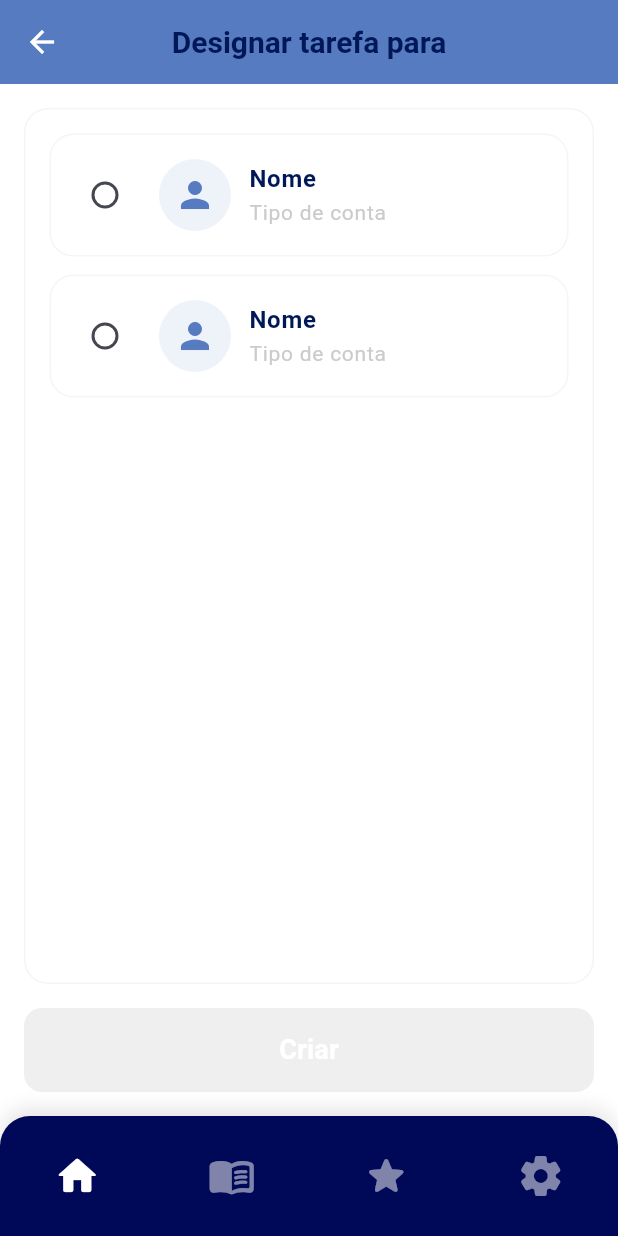
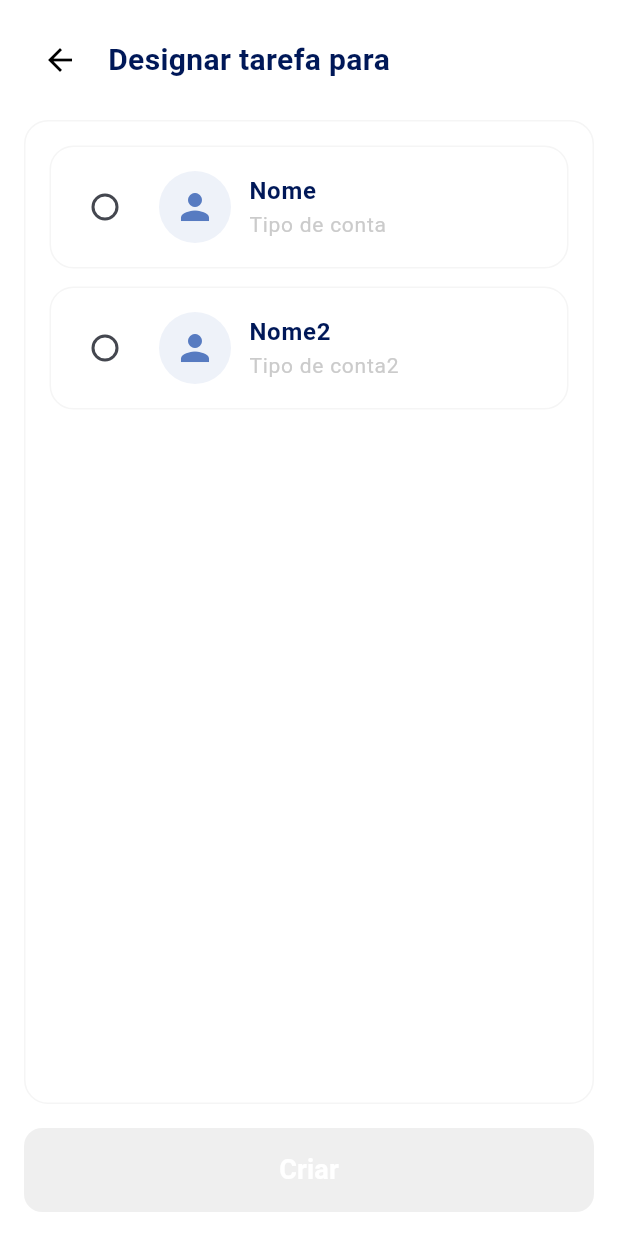
Before and after one commit to vikkev/flutter_jornada_kids, a Flutter app: the TaskAssignmentScreen screen opened directly, on a phone screen of 412 x 824 dp. Run offline on Flutter 3.47's test engine with Material 3 defaults, Android fonts, the phone set to English and light mode, and no system bars.

Commit message:
CREATE: Task description

```diff
--- /dev/null
+++ b/lib/app/services/api_config.dart
@@ -0,0 +1,3 @@
+class ApiConfig {
+  static const String baseUrl = 'https://localhost:3000';
+}
--- a/lib/app/ui/pages/task_assigment/task_assigment.dart
+++ /dev/null
@@ -1,193 +0,0 @@
-import 'package:flutter/material.dart';
-import 'package:flutter_jornadakids/app/ui/utils/constants.dart';
-
-class TaskAssignmentScreen extends StatefulWidget {
-  const TaskAssignmentScreen({super.key});
-
-  @override
-  State<TaskAssignmentScreen> createState() => _TaskAssignmentScreenState();
-}
-
-class _TaskAssignmentScreenState extends State<TaskAssignmentScreen> {
-  String? selectedUser;
-
-  // Lista de exemplo de usuários - ajuste conforme sua necessidade
-  final List<User> users = [
-    User(name: 'Nome', type: 'Tipo de conta', avatar: 'assets/avatar1.png'),
-    User(name: 'Nome', type: 'Tipo de conta', avatar: 'assets/avatar2.png'),
-  ];
-
-  @override
-  Widget build(BuildContext context) {
-    return Scaffold(
-      backgroundColor: Colors.white,
-      appBar: AppBar(
-        backgroundColor: AppColors.primary,
-        elevation: 0,
-        leading: IconButton(
-          icon: const Icon(Icons.arrow_back, color: Colors.white),
-          onPressed: () => Navigator.pop(context),
-        ),
-        title: const Text(
-          'Designar tarefa para',
-          style: TextStyle(
-            color: AppColors.darkText,
-            fontSize: 20,
-            fontWeight: FontWeight.bold,
-          ),
-        ),
-        centerTitle: true,
-      ),
-      body: Padding(
-        padding: const EdgeInsets.all(16.0),
-        child: Column(
-          children: [
-            Expanded(
-              child: Container(
-                padding: const EdgeInsets.all(16),
-                decoration: BoxDecoration(
-                  color: Colors.white,
-                  borderRadius: BorderRadius.circular(16),
-                  border: Border.all(
-                    color: AppColors.grey.withOpacity(0.2),
-                    width: 1,
-                  ),
-                ),
-                child: Column(
-                  children: [...users.map((user) => _buildUserTile(user))],
-                ),
-              ),
-            ),
-            const SizedBox(height: 16),
-            ElevatedButton(
-              onPressed:
-                  selectedUser != null
-                      ? () {
-                        // TODO: Criar tarefa com o usuário selecionado
-                        Navigator.pop(context);
-                      }
-                      : null,
-              style: ElevatedButton.styleFrom(
-                backgroundColor: AppColors.darkBlue,
-                disabledBackgroundColor: AppColors.grey.withOpacity(0.3),
-                minimumSize: const Size(double.infinity, 56),
-                shape: RoundedRectangleBorder(
-                  borderRadius: BorderRadius.circular(12),
-                ),
-                elevation: 0,
-              ),
-              child: const Text(
-                'Criar',
-                style: TextStyle(
-                  fontSize: 18,
-                  fontWeight: FontWeight.bold,
-                  color: Colors.white,
-                ),
-              ),
-            ),
-          ],
-        ),
-      ),
-      bottomNavigationBar: Container(
-        height: 80,
-        decoration: BoxDecoration(
-          color: AppColors.darkBlue,
-          borderRadius: const BorderRadius.vertical(top: Radius.circular(20)),
-          boxShadow: [
-            BoxShadow(
-              color: Colors.black.withAlpha(25),
-              blurRadius: 10,
-              offset: const Offset(0, -5),
-            ),
-          ],
-        ),
-        child: Row(
-          mainAxisAlignment: MainAxisAlignment.spaceAround,
-          children: [
-            _buildBottomNavItem(Icons.home_rounded, true),
-            _buildBottomNavItem(Icons.menu_book_rounded, false),
-            _buildBottomNavItem(Icons.star_rounded, false),
-            _buildBottomNavItem(Icons.settings_rounded, false),
-          ],
-        ),
-      ),
-    );
-  }
-
-  Widget _buildUserTile(User user) {
-    final isSelected = selectedUser == user.name;
-
-    return Container(
-      margin: const EdgeInsets.only(bottom: 12),
-      decoration: BoxDecoration(
-        color: Colors.white,
-        borderRadius: BorderRadius.circular(16),
-        border: Border.all(
-          color:
-              isSelected ? AppColors.primary : AppColors.grey.withOpacity(0.2),
-          width: isSelected ? 2 : 1,
-        ),
-      ),
-      child: RadioListTile<String>(
-        value: user.name,
-        groupValue: selectedUser,
-        onChanged: (value) {
-          setState(() {
-            selectedUser = value;
-          });
-        },
-        title: Row(
-          children: [
-            CircleAvatar(
-              radius: 24,
-              backgroundColor: AppColors.primary.withOpacity(0.1),
-              child: Icon(Icons.person, color: AppColors.primary, size: 28),
-            ),
-            const SizedBox(width: 12),
-            Column(
-              crossAxisAlignment: CrossAxisAlignment.start,
-              children: [
-                Text(
-                  user.name,
-                  style: const TextStyle(
-                    fontSize: 16,
-                    fontWeight: FontWeight.bold,
-                    color: AppColors.darkText,
-                  ),
-                ),
-                Text(
-                  user.type,
-                  style: TextStyle(fontSize: 14, color: AppColors.grey),
-                ),
-              ],
-            ),
-          ],
-        ),
-        activeColor: AppColors.primary,
-        controlAffinity: ListTileControlAffinity.leading,
-        contentPadding: const EdgeInsets.symmetric(horizontal: 16, vertical: 8),
-      ),
-    );
-  }
-
-  Widget _buildBottomNavItem(IconData icon, bool isActive) {
-    return IconButton(
-      icon: Icon(
-        icon,
-        color: isActive ? Colors.white : Colors.white.withOpacity(0.5),
-        size: 32,
-      ),
-      onPressed: () {
-        // TODO: Implementar navegação
-      },
-    );
-  }
-}
-
-class User {
-  final String name;
-  final String type;
-  final String avatar;
-
-  User({required this.name, required this.type, required this.avatar});
-}
--- /dev/null
+++ b/lib/app/ui/pages/tasks/task_assigment/task_assigment.dart
@@ -0,0 +1,165 @@
+import 'package:flutter/material.dart';
+import 'package:flutter_jornadakids/app/ui/pages/tasks/task_description/task_description_page.dart';
+import 'package:flutter_jornadakids/app/ui/utils/constants.dart';
+
+class TaskAssignmentScreen extends StatefulWidget {
+  const TaskAssignmentScreen({super.key});
+
+  @override
+  State<TaskAssignmentScreen> createState() => _TaskAssignmentScreenState();
+}
+
+class _TaskAssignmentScreenState extends State<TaskAssignmentScreen> {
+  String? selectedUser;
+
+  // Lista de exemplo de usuários - ajuste conforme sua necessidade
+  final List<User> users = [
+    User(name: 'Nome', type: 'Tipo de conta', avatar: 'assets/avatar1.png'),
+    User(name: 'Nome2', type: 'Tipo de conta2', avatar: 'assets/avatar2.png'),
+  ];
+
+  @override
+  Widget build(BuildContext context) {
+    return Scaffold(
+      backgroundColor: Colors.white,
+      body: SafeArea(
+        child: Padding(
+          padding: const EdgeInsets.all(16.0),
+          child: Column(
+            children: [
+              Row(
+                children: [
+                  IconButton(
+                    icon: const Icon(Icons  .arrow_back, color: Colors.black),
+                    onPressed: () => Navigator.pop(context),
+                  ),
+                  const SizedBox(width: 8),
+                  const Text(
+                    'Designar tarefa para',
+                    style: TextStyle(
+                      color: AppColors.darkText,
+                      fontSize: 20,
+                      fontWeight: FontWeight.bold,
+                    ),
+                  ),
+                ],
+              ),
+              const SizedBox(height: 16),
+              Expanded(
+                child: Container(
+                  padding: const EdgeInsets.all(16),
+                  decoration: BoxDecoration(
+                    color: Colors.white,
+                    borderRadius: BorderRadius.circular(16),
+                    border: Border.all(
+                      color: AppColors.grey.withOpacity(0.2),
+                      width: 1,
+                    ),
+                  ),
+                  child: Column(
+                    children: [...users.map((user) => _buildUserTile(user))],
+                  ),
+                ),
+              ),
+              const SizedBox(height: 16),
+              ElevatedButton(
+              onPressed: selectedUser != null
+                  ? () {
+                      Navigator.push(
+                        context,
+                        MaterialPageRoute(
+                          builder: (context) => TaskDescriptionPage(assignedUser: selectedUser!),
+                        ),
+                      );
+                    }
+                  : null,
+                style: ElevatedButton.styleFrom(
+                  backgroundColor: AppColors.darkBlue,
+                  disabledBackgroundColor: AppColors.grey.withOpacity(0.3),
+                  minimumSize: const Size(double.infinity, 56),
+                  shape: RoundedRectangleBorder(
+                    borderRadius: BorderRadius.circular(12),
+                  ),
+                  elevation: 0,
+                ),
+                child: const Text(
+                  'Criar',
+                  style: TextStyle(
+                    fontSize: 18,
+                    fontWeight: FontWeight.bold,
+                    color: Colors.white,
+                  ),
+                ),
+              ),
+            ],
+          ),
+        ),
+      ),
+    );
+  }
+
+
+  Widget _buildUserTile(User user) {
+    final isSelected = selectedUser == user.name;
+
+    return Container(
+      margin: const EdgeInsets.only(bottom: 12),
+      decoration: BoxDecoration(
+        color: Colors.white,
+        borderRadius: BorderRadius.circular(16),
+        border: Border.all(
+          color:
+              isSelected ? AppColors.primary : AppColors.grey.withOpacity(0.2),
+          width: isSelected ? 2 : 1,
+        ),
+      ),
+      child: RadioListTile<String>(
+        value: user.name,
+        groupValue: selectedUser,
+        onChanged: (value) {
+          setState(() {
+            selectedUser = value;
+          });
+        },
+        title: Row(
+          children: [
+            CircleAvatar(
+              radius: 24,
+              backgroundColor: AppColors.primary.withOpacity(0.1),
+              child: Icon(Icons.person, color: AppColors.primary, size: 28),
+            ),
+            const SizedBox(width: 12),
+            Column(
+              crossAxisAlignment: CrossAxisAlignment.start,
+              children: [
+                Text(
+                  user.name,
+                  style: const TextStyle(
+                    fontSize: 16,
+                    fontWeight: FontWeight.bold,
+                    color: AppColors.darkText,
+                  ),
+                ),
+                Text(
+                  user.type,
+                  style: TextStyle(fontSize: 14, color: AppColors.grey),
+                ),
+              ],
+            ),
+          ],
+        ),
+        activeColor: AppColors.primary,
+        controlAffinity: ListTileControlAffinity.leading,
+        contentPadding: const EdgeInsets.symmetric(horizontal: 16, vertical: 8),
+      ),
+    );
+  }
+}
+
+class User {
+  final String name;
+  final String type;
+  final String avatar;
+
+  User({required this.name, required this.type, required this.avatar});
+}
--- a/lib/app/ui/widgets/create_task_widget.dart
+++ b/lib/app/ui/widgets/create_task_widget.dart
@@ -1,5 +1,5 @@
 import 'package:flutter/material.dart';
-import 'package:flutter_jornadakids/app/ui/pages/task_assigment/task_assigment.dart';
+import 'package:flutter_jornadakids/app/ui/pages/tasks/task_assigment/task_assigment.dart';
 import 'package:flutter_jornadakids/app/ui/utils/constants.dart';
 
 class CreateTaskWidget extends StatelessWidget {
```
Also changed, not shown: lib/app/ui/pages/tasks/task_description/task_description_page.dart (added, +147 -0 lines), lib/app/ui/pages/tasks/tasks_page.dart (+6 -5 lines).
